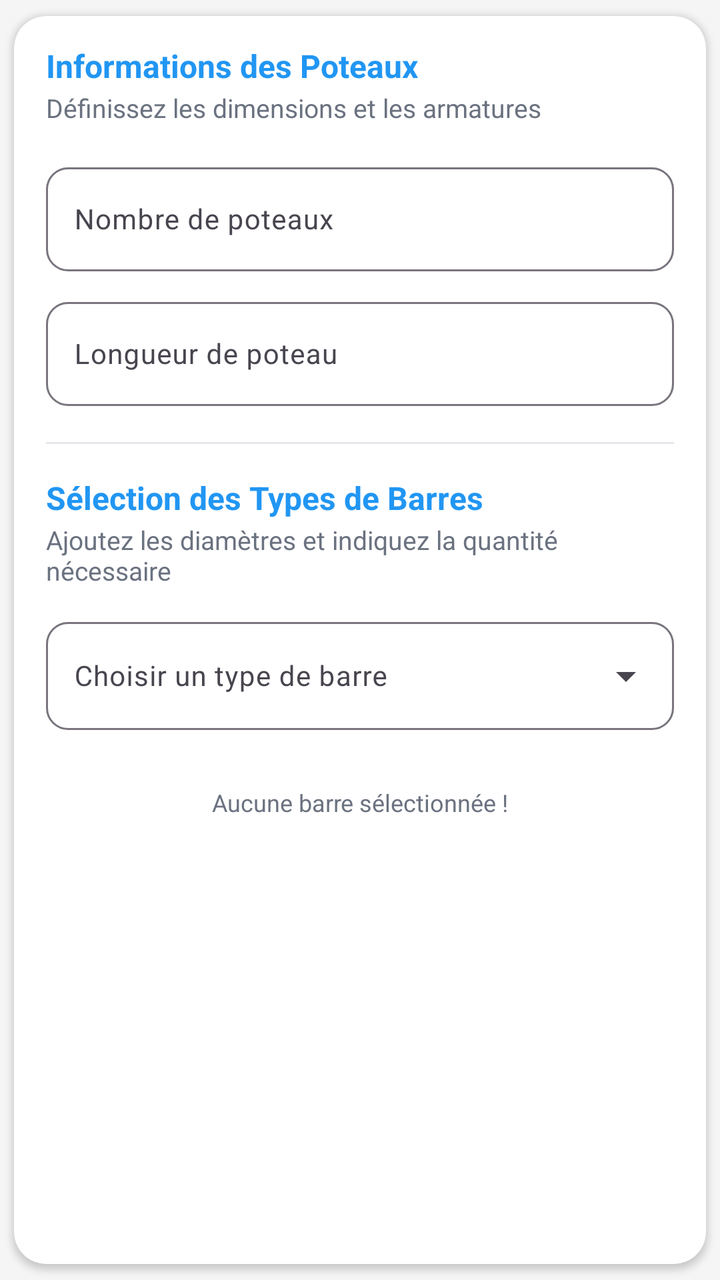
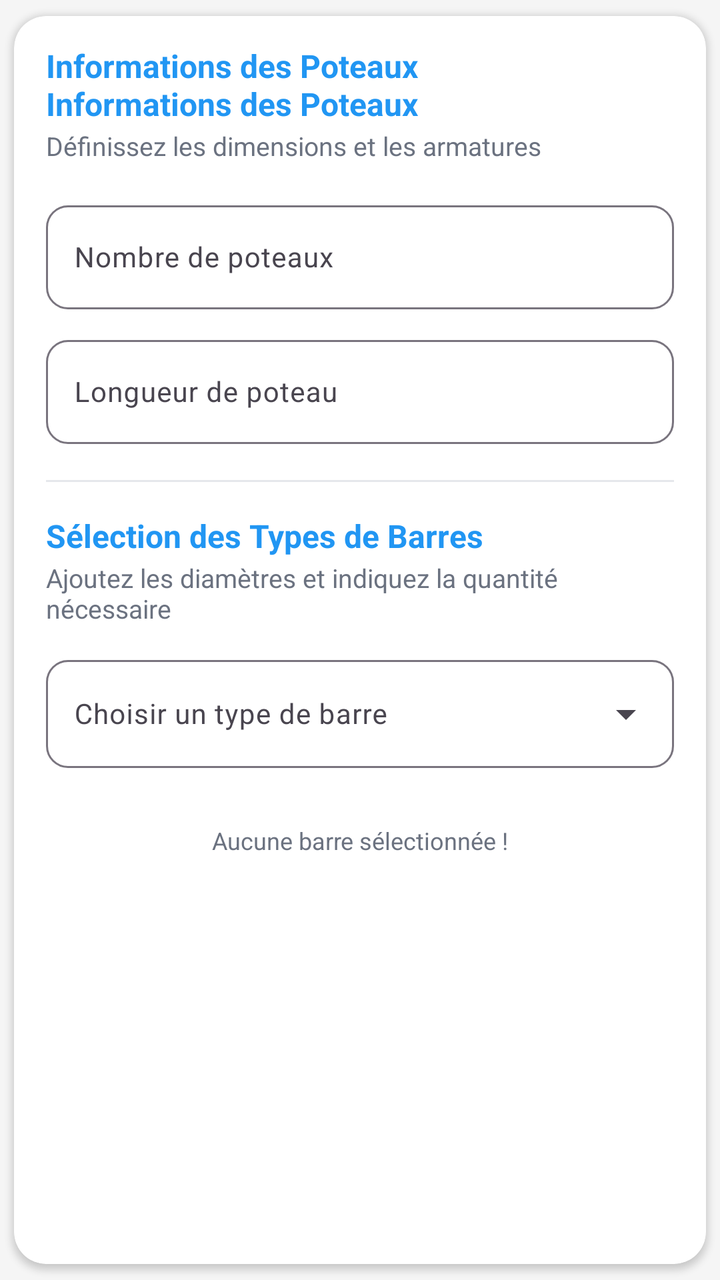

The first picture is an Android layout as it rendered before a commit; the second is the same layout after the commit. The layout source and the unified diff follow.
<!-- AndroidManifest.xml: application theme Theme.GKMBarFer -->
<!-- res/layout/item_groupe_poteau.xml -->
<?xml version="1.0" encoding="utf-8"?>
<androidx.cardview.widget.CardView
    xmlns:android="http://schemas.android.com/apk/res/android"
    xmlns:app="http://schemas.android.com/apk/res-auto"

    android:layout_width="match_parent"
    android:layout_height="wrap_content"
    android:layout_marginBottom="16dp"

    app:cardBackgroundColor="@color/surface"
    app:cardCornerRadius="16dp"
    app:cardElevation="2dp"
    app:cardUseCompatPadding="true">

    <LinearLayout
        android:layout_width="match_parent"
        android:layout_height="wrap_content"
        android:orientation="vertical"
        android:paddingStart="16dp"
        android:paddingTop="16dp"
        android:paddingEnd="16dp"
        android:paddingBottom="16dp">

        
        
        

        <LinearLayout
            android:layout_width="match_parent"
            android:layout_height="wrap_content"
            android:orientation="horizontal"
            android:gravity="center_vertical"
            android:layout_marginBottom="16dp">

            <LinearLayout
                android:layout_width="0dp"
                android:layout_height="wrap_content"
                android:layout_weight="1"
                android:orientation="vertical">

                <TextView
                    android:layout_width="match_parent"
                    android:layout_height="wrap_content"
                    android:includeFontPadding="false"
                    android:text="@string/infos_poteaux"
                    android:textColor="@color/primary"
                    android:textSize="16sp"
                    android:textStyle="bold"
                   />

                <TextView
                    android:layout_width="match_parent"
                    android:layout_height="wrap_content"
                    android:layout_marginTop="4dp"
                    android:includeFontPadding="false"
                    android:text="Définissez les dimensions et les armatures"
                    android:textColor="@color/secondary_text"
                    android:textSize="13sp"
                   />

            </LinearLayout>

            <ImageButton
                android:id="@+id/btnSupprimerGroupe"
                android:layout_width="40dp"
                android:layout_height="40dp"
                android:background="?attr/selectableItemBackgroundBorderless"
                android:contentDescription="@string/supprimer_poteau"
                android:padding="9dp"
                android:src="@drawable/ic_delete_outline"
                android:visibility="gone"

                app:tint="@color/error" />

        </LinearLayout>


        
        
        



        
        <com.google.android.material.textfield.TextInputLayout
            android:layout_width="match_parent"
            android:layout_height="wrap_content"
            android:layout_marginBottom="10dp"

            app:boxBackgroundMode="outline"
            app:boxCornerRadiusBottomEnd="11dp"
            app:boxCornerRadiusBottomStart="11dp"
            app:boxCornerRadiusTopEnd="11dp"
            app:boxCornerRadiusTopStart="11dp">

            <com.google.android.material.textfield.TextInputEditText
                android:id="@+id/etNombrePoteaux"
                android:layout_width="match_parent"
                android:layout_height="52dp"
                android:autofillHints="number"
                android:gravity="center_vertical"
                android:hint="@string/nombre_poteaux"
                android:inputType="number"
                android:paddingStart="14dp"
                android:paddingEnd="14dp"
                android:textSize="14sp" />

        </com.google.android.material.textfield.TextInputLayout>


        
        <com.google.android.material.textfield.TextInputLayout
            android:layout_width="match_parent"
            android:layout_height="wrap_content"
            android:layout_marginBottom="18dp"

            app:boxBackgroundMode="outline"
            app:boxCornerRadiusBottomEnd="11dp"
            app:boxCornerRadiusBottomStart="11dp"
            app:boxCornerRadiusTopEnd="11dp"
            app:boxCornerRadiusTopStart="11dp"
            app:suffixText="m">

            <com.google.android.material.textfield.TextInputEditText
                android:id="@+id/etLongueurPoteaux"
                android:layout_width="match_parent"
                android:layout_height="52dp"
                android:autofillHints="number"
                android:gravity="center_vertical"
                android:hint="@string/longueur_poteaux"
                android:inputType="numberDecimal"
                android:paddingStart="14dp"
                android:paddingEnd="14dp"
                android:textSize="14sp" />

        </com.google.android.material.textfield.TextInputLayout>


        
        
        

        <View
            android:layout_width="match_parent"
            android:layout_height="1dp"
            android:layout_marginBottom="18dp"
            android:background="@color/divider" />


        
        
        

        <LinearLayout
            android:layout_width="match_parent"
            android:layout_height="wrap_content"
            android:orientation="vertical"
            android:layout_marginBottom="12dp">

            <TextView
                android:layout_width="match_parent"
                android:layout_height="wrap_content"
                android:includeFontPadding="false"
                android:text="@string/selection_types_barres"
                android:textColor="@color/primary"
                android:textSize="16sp"
                android:textStyle="bold" />

            <TextView
                android:layout_width="match_parent"
                android:layout_height="wrap_content"
                android:layout_marginTop="4dp"
                android:includeFontPadding="false"
                android:text="Ajoutez les diamètres et indiquez la quantité nécessaire"
                android:textColor="@color/secondary_text"
                android:textSize="13sp"
               />

        </LinearLayout>


        
        
        

        <com.google.android.material.textfield.TextInputLayout
            android:layout_width="match_parent"
            android:layout_height="wrap_content"
            android:layout_marginBottom="14dp"

            style="@style/Widget.Material3.TextInputLayout.OutlinedBox.ExposedDropdownMenu"

            app:boxCornerRadiusBottomEnd="11dp"
            app:boxCornerRadiusBottomStart="11dp"
            app:boxCornerRadiusTopEnd="11dp"
            app:boxCornerRadiusTopStart="11dp"
            app:endIconMode="dropdown_menu">

            <AutoCompleteTextView
                android:id="@+id/autoCompleteBarreType"
                android:layout_width="match_parent"
                android:layout_height="54dp"
                android:gravity="center_vertical"
                android:hint="@string/choisir_type_barre"
                android:inputType="none"
                android:paddingStart="14dp"
                android:paddingEnd="14dp"
                android:textSize="14sp" />

        </com.google.android.material.textfield.TextInputLayout>


        
        
        

        <LinearLayout
            android:id="@+id/layoutBarresSelectionnees"
            android:layout_width="match_parent"
            android:layout_height="wrap_content"
            android:orientation="vertical"
            android:layout_marginBottom="4dp" />


        
        
        





        <TextView
            android:id="@+id/tvAucuneBarre"
            android:layout_width="match_parent"
            android:layout_height="38dp"
            android:gravity="center"
            android:includeFontPadding="false"
            android:text="@string/aucune_barre_selectionnee"
            android:textColor="@color/secondary_text"
            android:textSize="12sp"
            />



    </LinearLayout>

</androidx.cardview.widget.CardView>
<!-- resources referenced by this layout -->
<resources>
  <color name="divider">#E5E7EB</color>
  <color name="error">#F44336</color>
  <color name="primary">#2196F3</color>
  <color name="secondary_text">#6B7280</color>
  <color name="surface">#FFFFFF</color>
  <!-- drawable ic_delete_outline (drawable) -->
  <?xml version="1.0" encoding="utf-8"?>
  <vector xmlns:android="http://schemas.android.com/apk/res/android"
      android:width="24dp"
      android:height="24dp"
      android:viewportWidth="24"
      android:viewportHeight="24">
  
      <path
          android:fillColor="@android:color/transparent"
          android:pathData="M6,7 L18,7 M9,7 L9,5 C9,4.45 9.45,4 10,4 L14,4 C14.55,4 15,4.45 15,5 L15,7 M8,7 L8,19 C8,19.55 8.45,20 9,20 L15,20 C15.55,20 16,19.55 16,19 L16,7 M10,10 L10,17 M14,10 L14,17"
          android:strokeColor="#DC3545"
          android:strokeWidth="1.7"
          android:strokeLineCap="round"
          android:strokeLineJoin="round" />
  
  </vector>
  <string name="aucune_barre_selectionnee">Aucune barre sélectionnée !</string>
  <string name="choisir_type_barre">Choisir un type de barre</string>
  <string name="infos_poteaux">Informations des Poteaux</string>
  <string name="longueur_poteaux">Longueur de poteau</string>
  <string name="nombre_poteaux">Nombre de poteaux</string>
  <string name="selection_types_barres">Sélection des Types de Barres</string>
  <string name="supprimer_poteau">Supprimer ce poteau</string>
  <style name="Theme.GKMBarFer" parent="Base.Theme.GKMBarFer" />
  <style name="Base.Theme.GKMBarFer" parent="Theme.Material3.Light.NoActionBar">
          <item name="colorPrimary">@color/primary</item>
          <item name="colorPrimaryVariant">@color/primary_dark</item>
          <item name="colorOnPrimary">@color/white</item>
          <item name="android:windowBackground">@color/background</item>
          <item name="android:forceDarkAllowed" tools:targetApi="29">false</item>
      </style>
  <color name="primary_dark">#1976D2</color>
  <color name="white">#FFFFFFFF</color>
  <color name="background">#F5F5F5</color>
</resources>

<!-- the commit's change to res/layout/item_groupe_poteau.xml (unified diff, before → after) -->
@@ -51,6 +51,17 @@
                 <TextView
                     android:layout_width="match_parent"
                     android:layout_height="wrap_content"
+                    android:includeFontPadding="false"
+                    android:id="@+id/tvTitreGroupe"
+                    android:text="@string/infos_poteaux"
+                    android:textColor="@color/primary"
+                    android:textSize="16sp"
+                    android:textStyle="bold"
+                    />
+
+                <TextView
+                    android:layout_width="match_parent"
+                    android:layout_height="wrap_content"
                     android:layout_marginTop="4dp"
                     android:includeFontPadding="false"
                     android:text="Définissez les dimensions et les armatures"
